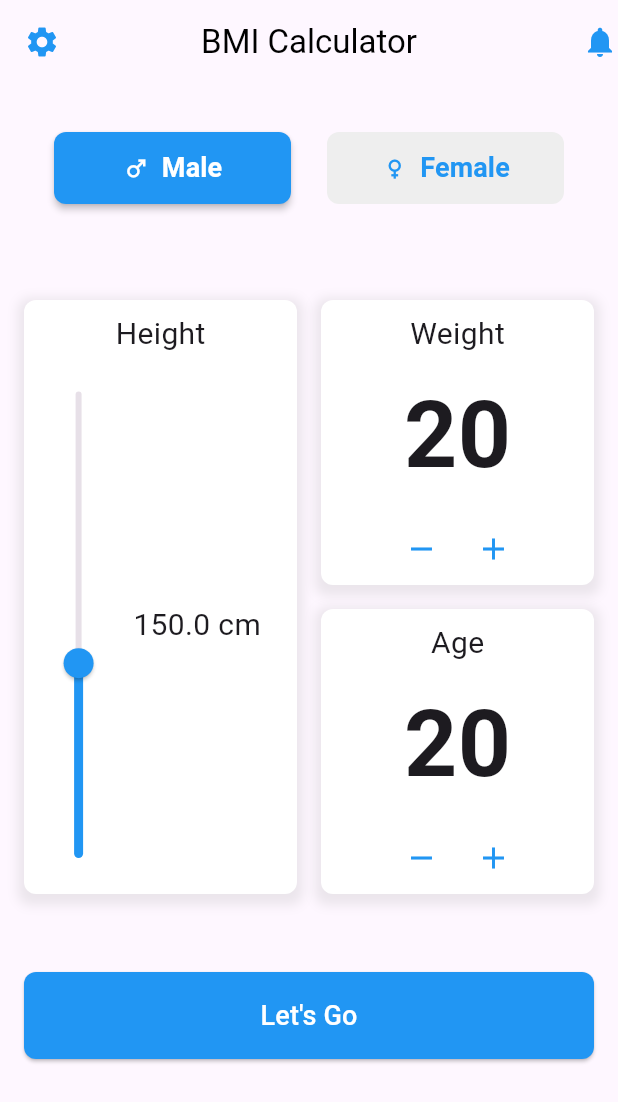
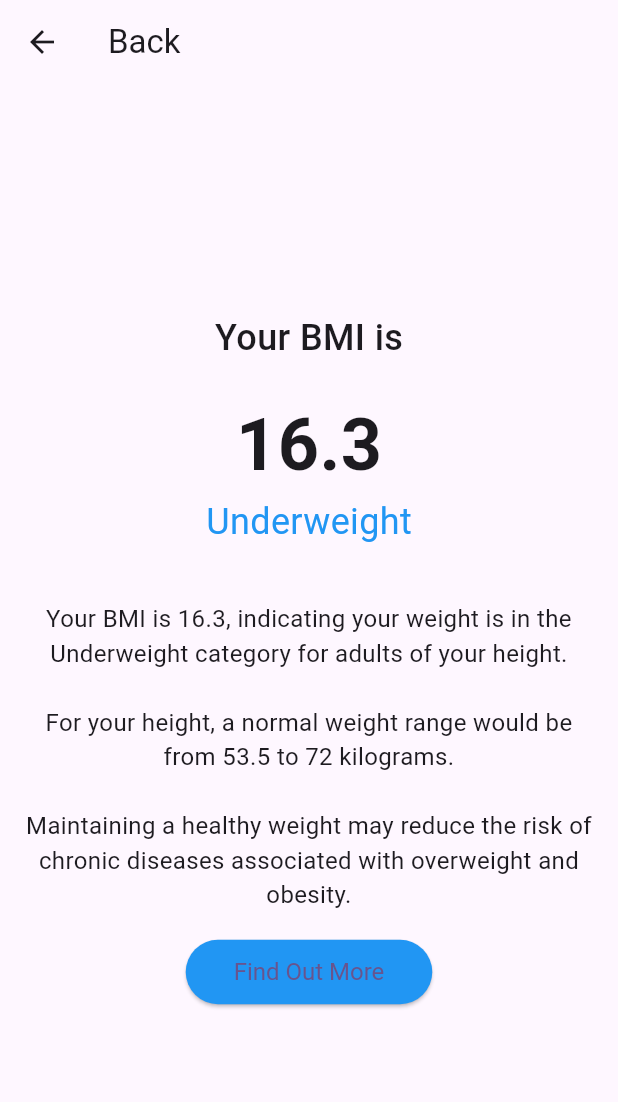
Before and after one commit to zweineu/info6350-final, a Flutter app: the screen it shows after launch, after a tap on the "remove" icon, after a tap on the "add" icon, after a tap on "Let's Go", on a phone screen of 412 x 824 dp. Shown: the top 1102 px of the screen. Run offline on Flutter 3.47's test engine with Material 3 defaults, Android fonts, the phone set to English and light mode, and no system bars.

Commit message:
add the calculation part

```diff
--- a/lib/height_slider.dart
+++ b/lib/height_slider.dart
@@ -1,4 +1,6 @@
+import 'package:bmi_calculator/main.dart';
 import 'package:flutter/material.dart';
+import 'package:provider/provider.dart';
 
 class HeightSlider extends StatefulWidget {
   const HeightSlider({super.key});
@@ -12,6 +14,7 @@ class _HeightSliderState extends State<HeightSlider> {
 
   @override
   Widget build(BuildContext context) {
+    var appState = context.watch<MyAppState>();
     return Column(
       children: [
         const SizedBox(height: 8), // Spacing from the top
@@ -36,6 +39,7 @@ class _HeightSliderState extends State<HeightSlider> {
                     onChanged: (value) {
                       setState(() {
                         height = value;
+                        appState.setHeight(value);
                       });
                     },
                   ),
@@ -44,7 +48,7 @@ class _HeightSliderState extends State<HeightSlider> {
                 flex: 3,
                 child: Text(
                   '${height.toStringAsFixed(1)} cm',
-                  style: TextStyle(fontSize: 20),
+                  style: const TextStyle(fontSize: 20, fontWeight: FontWeight.bold),
                 ))
           ],
         ))
--- a/lib/main.dart
+++ b/lib/main.dart
@@ -3,6 +3,8 @@ import 'gender_selection.dart';
 import 'lets_go_buttion.dart';
 import 'number_input_with_increment_decrement.dart';
 import 'height_slider.dart';
+import 'results_page.dart';
+import 'package:provider/provider.dart';
 
 void main() {
   runApp(const MyApp());
@@ -14,15 +16,33 @@ class MyApp extends StatelessWidget {
   // This widget is the root of your application.
   @override
   Widget build(BuildContext context) {
-    return MaterialApp(
+    return ChangeNotifierProvider(
+        create: (context) => MyAppState(),
+        child: MaterialApp(
           title: 'BMI Calculator',
           theme: ThemeData(
             colorScheme: ColorScheme.fromSeed(seedColor: Colors.deepPurple),
             useMaterial3: true,
           ),
           home: const MyHomePage(title: 'BMI Calculator'),
-    );
+        ));
   }
+}
+
+class MyAppState extends ChangeNotifier {
+  double weight = 70;
+  double height = 175;
+
+  void setWeight(double value) {
+    weight = value;
+    notifyListeners();
+  }
+
+  void setHeight(double value) {
+    height = value;
+    notifyListeners();
+  }
+
 }
 
 class MyHomePage extends StatefulWidget {
@@ -36,6 +56,19 @@ class MyHomePage extends StatefulWidget {
 class _MyHomePageState extends State<MyHomePage> {
   @override
   Widget build(BuildContext context) {
+    var appState = context.watch<MyAppState>();
+    var weight = appState.weight;
+    var height = appState.height;
+    void onLetsGoPressed(BuildContext context) {
+      double bmiValue = calculateBMI(weight, height);
+      Navigator.push(
+        context,
+        MaterialPageRoute(
+          builder: (context) => BMICalculatorResults(bmiValue: bmiValue),
+        ),
+      );
+    }
+
     return Scaffold(
       appBar: AppBar(
         backgroundColor: Colors.transparent,
@@ -56,57 +89,11 @@ class _MyHomePageState extends State<MyHomePage> {
             const SizedBox(height: 16),
             const BodyMeasurementCard(),
             const SizedBox(height: 20),
-            LetsGoButton(onTap: () {}),
+            LetsGoButton(onTap: () {
+              onLetsGoPressed(context);
+            }),
           ],
         ),
-      ),
-    );
-  }
-}
-
-class HeightCard extends StatelessWidget {
-  const HeightCard({Key? key}) : super(key: key);
-
-  @override
-  Widget build(BuildContext context) {
-    return const Card(
-      elevation: 4.0,
-      margin: EdgeInsets.symmetric(horizontal: 16.0),
-      child: Padding(
-        padding: EdgeInsets.all(16.0),
-        child: HeightSlider(),
-      ),
-    );
-  }
-}
-
-class WeightCard extends StatelessWidget {
-  const WeightCard({Key? key}) : super(key: key);
-
-  @override
-  Widget build(BuildContext context) {
-    return const Card(
-      elevation: 4.0,
-      margin: EdgeInsets.symmetric(horizontal: 16.0),
-      child: Padding(
-        padding: EdgeInsets.all(16.0),
-        child: NumberInputWithIncrementDecrement(label: 'Weight'),
-      ),
-    );
-  }
-}
-
-class AgeCard extends StatelessWidget {
-  const AgeCard({Key? key}) : super(key: key);
-
-  @override
-  Widget build(BuildContext context) {
-    return const Card(
-      elevation: 4.0,
-      margin: EdgeInsets.symmetric(horizontal: 16.0),
-      child: Padding(
-        padding: EdgeInsets.all(16.0),
-        child: NumberInputWithIncrementDecrement(label: 'Age'),
       ),
     );
   }
@@ -117,6 +104,7 @@ class BodyMeasurementCard extends StatelessWidget {
 
   @override
   Widget build(BuildContext context) {
+    var appState = context.watch<MyAppState>();
     return Container(
         margin: const EdgeInsets.all(16.0),
         padding: const EdgeInsets.symmetric(vertical: 16.0),
@@ -139,7 +127,7 @@ class BodyMeasurementCard extends StatelessWidget {
                     ],
                   ),
                   // This will be the height slider container
-                  child: HeightSlider(),
+                  child: const HeightSlider(),
                 ),
               ),
               const SizedBox(
@@ -160,8 +148,10 @@ class BodyMeasurementCard extends StatelessWidget {
                           ),
                         ],
                       ),
-                      child: const NumberInputWithIncrementDecrement(
-                          label: 'Weight'),
+                      child: NumberInputWithIncrementDecrement(
+                          label: 'Weight',defaultValue: 50,onChanged: (int newWeight){
+                            appState.setWeight(newWeight.toDouble());
+                          },),
                     ),
                     const SizedBox(
                         height: 16), // Spacing between weight and age
@@ -178,8 +168,10 @@ class BodyMeasurementCard extends StatelessWidget {
                             ),
                           ],
                         ),
-                        child: const NumberInputWithIncrementDecrement(
-                            label: 'Age')),
+                        child: NumberInputWithIncrementDecrement(
+                            label: 'Age',defaultValue: 20,onChanged: (newAge){
+                              // Handle age change
+                            },)),
                   ],
                 ),
               ),
@@ -188,3 +180,10 @@ class BodyMeasurementCard extends StatelessWidget {
         ));
   }
 }
+
+double calculateBMI(double weight, double height) {
+  // Height in cm to meters conversion
+  double heightInMeters = height / 100;
+  // BMI calculation
+  return weight / (heightInMeters * heightInMeters);
+}
--- a/lib/number_input_with_increment_decrement.dart
+++ b/lib/number_input_with_increment_decrement.dart
@@ -2,26 +2,42 @@ import 'package:flutter/material.dart';
 
 class NumberInputWithIncrementDecrement extends StatefulWidget {
   final String label;
-
-  const NumberInputWithIncrementDecrement({Key? key, required this.label}) : super(key: key);
+  final int defaultValue;
+  final Function(int) onChanged;
+  const NumberInputWithIncrementDecrement(
+      {Key? key,
+      required this.label,
+      required this.defaultValue,
+      required this.onChanged})
+      : super(key: key);
 
   @override
-  _NumberInputWithIncrementDecrementState createState() => _NumberInputWithIncrementDecrementState();
+  _NumberInputWithIncrementDecrementState createState() =>
+      _NumberInputWithIncrementDecrementState();
 }
 
-class _NumberInputWithIncrementDecrementState extends State<NumberInputWithIncrementDecrement> {
-  int value = 20; // Default value for weight/age
+class _NumberInputWithIncrementDecrementState
+    extends State<NumberInputWithIncrementDecrement> {
+  late int value; // Default value for weight/age
+
+  @override
+  void initState() {
+    super.initState();
+    value = widget.defaultValue;
+  }
 
   void _increment() {
     setState(() {
       value++;
     });
+    widget.onChanged(value);
   }
 
   void _decrement() {
     setState(() {
       if (value > 0) value--;
     });
+    widget.onChanged(value);
   }
 
   @override
--- /dev/null
+++ b/lib/results_page.dart
@@ -0,0 +1,73 @@
+import 'package:flutter/material.dart';
+
+void main() {
+  runApp(MaterialApp(home: BMICalculatorResults(bmiValue: 20.4,)));
+}
+
+class BMICalculatorResults extends StatelessWidget {
+  final double bmiValue;
+
+  BMICalculatorResults({Key? key, required this.bmiValue}) : super(key: key);
+
+  String getBMICategory(double bmi) {
+    if (bmi < 18.5) {
+      return "Underweight";
+    } else if (bmi < 25) {
+      return "Normal";
+    } else if (bmi < 30) {
+      return "Overweight";
+    } else {
+      return "Obesity";
+    }
+  }
+
+  @override
+  Widget build(BuildContext context) {
+    String bmiCategory = getBMICategory(bmiValue);
+    return Scaffold(
+      appBar: AppBar(
+        leading: BackButton(
+          onPressed: () {
+            Navigator.of(context).pop();
+          },
+        ),
+        title: Text("Back"),
+        backgroundColor: Colors.transparent,
+        elevation: 0,
+      ),
+      body: Column(
+        mainAxisAlignment: MainAxisAlignment.center,
+        crossAxisAlignment: CrossAxisAlignment.center,
+        children: [
+          Text("Your BMI is", style: TextStyle(fontSize: 24, fontWeight: FontWeight.w500)),
+          SizedBox(height: 20),
+          // You might use a package like `percent_indicator` to draw circular progress bar
+          Text(bmiValue.toStringAsFixed(1), style: TextStyle(fontSize: 48, fontWeight: FontWeight.bold)),
+          Text(bmiCategory, style: TextStyle(fontSize: 24, color: Colors.blue)),
+          SizedBox(height: 20),
+          Padding(
+            padding: EdgeInsets.all(16),
+            child: Text(
+              "Your BMI is ${bmiValue.toStringAsFixed(1)}, indicating your weight is in the $bmiCategory category for adults of your height."
+              "\n\nFor your height, a normal weight range would be from 53.5 to 72 kilograms."
+              "\n\nMaintaining a healthy weight may reduce the risk of chronic diseases associated with overweight and obesity.",
+              style: TextStyle(fontSize: 16),
+              textAlign: TextAlign.center,
+            ),
+          ),
+          ElevatedButton(
+            onPressed: () {
+              // Handle "Find Out More" action
+            },
+            child: Text("Find Out More", style: TextStyle(fontSize: 16)),
+            style: ElevatedButton.styleFrom(
+              primary: Colors.blue,
+              padding: EdgeInsets.symmetric(horizontal: 32, vertical: 12),
+              textStyle: TextStyle(fontSize: 18),
+            ),
+          ),
+        ],
+      ),
+    );
+  }
+}
--- a/pubspec.yaml
+++ b/pubspec.yaml
@@ -31,7 +31,7 @@ dependencies:
   flutter:
     sdk: flutter
 
-
+  provider: ^6.0.0
   # The following adds the Cupertino Icons font to your application.
   # Use with the CupertinoIcons class for iOS style icons.
   cupertino_icons: ^1.0.2
```
Also changed, not shown: pubspec.lock. Lines whose indentation alone changed are shown as unchanged.
